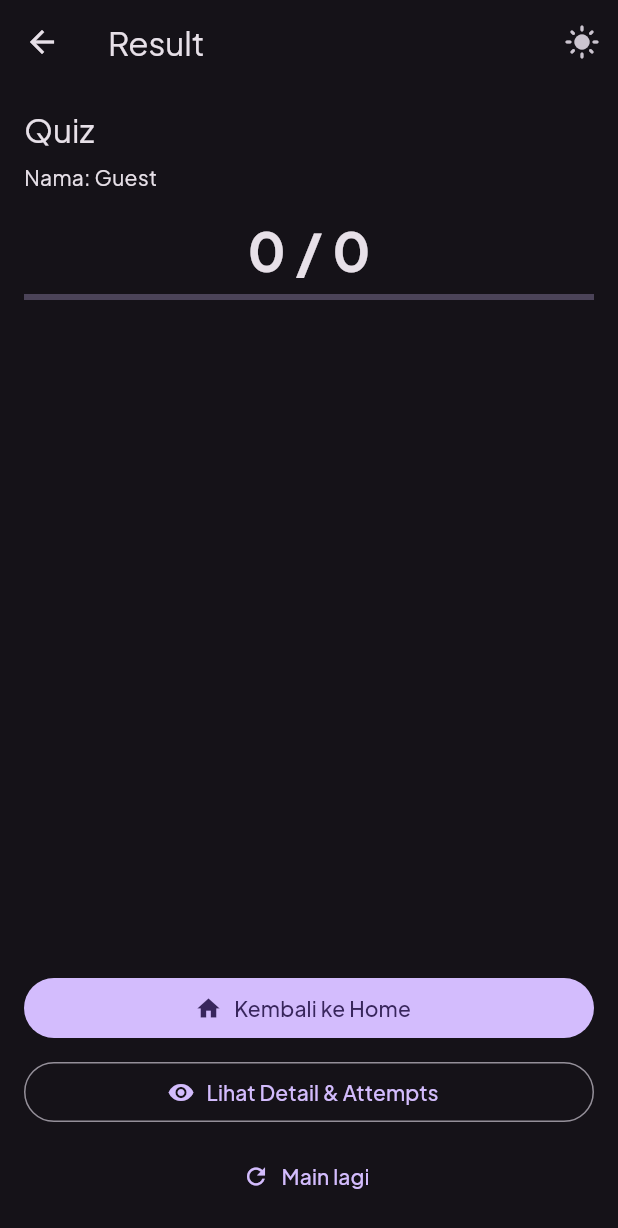
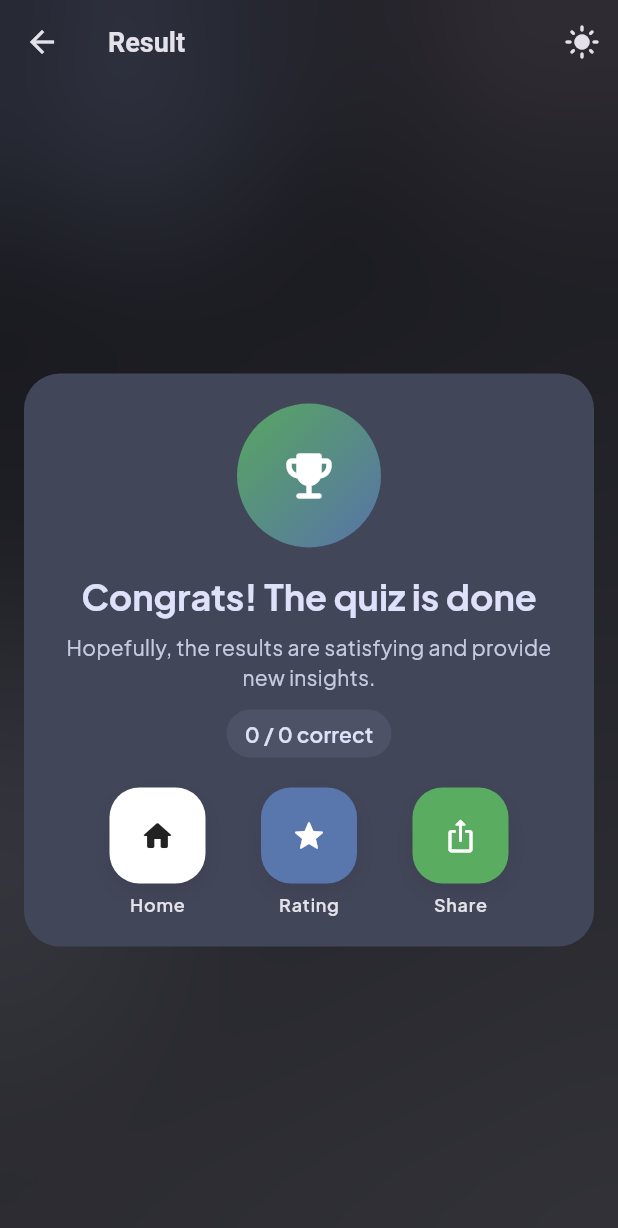
Before and after one commit to moozunch/quizme, a Flutter app: the QuizResultScreen screen opened directly with empty values, after a tap on the "dark mode" icon, on a phone screen of 412 x 824 dp. Shown: the top 1228 px of the screen. Run offline on Flutter 3.47's test engine with Material 3 defaults, Android fonts, the phone set to English and light mode, and no system bars; our stand-ins replace go_router, shared_preferences; accounts and stored records are empty.

Commit message:
Refactors UI scaffolding and improves dialog handling
Unifies screen layout by introducing a reusable scaffold widget,
streamlines dialog and clipboard logic into shared utilities, and
adds result screen routing for better user experience.
Removes redundant code and simplifies prompt flows for clarity.

```diff
--- a/lib/main.dart
+++ b/lib/main.dart
@@ -10,6 +10,7 @@
 import 'screens/quiz_play.dart';
 import 'screens/quiz_created.dart';
 import 'screens/quiz_result.dart';
+import 'styles/theme.dart';
 
 void main() async {
   WidgetsFlutterBinding.ensureInitialized();
@@ -21,6 +22,7 @@
 class MyApp extends StatelessWidget {
   final AppState appState;
   MyApp({super.key, AppState? appState}) : appState = appState ?? AppState();
+
 
   @override
   Widget build(BuildContext context) {
@@ -42,6 +44,7 @@
           final id = state.pathParameters['id']!;
           return QuizCreatedScreen(quizId: id);
         }),
+
         GoRoute(path: '/quiz/:id/result', builder: (context, state) {
           final id = state.pathParameters['id']!;
           final extras = state.extra as Map<String, dynamic>?;
@@ -58,19 +61,10 @@
       child: Consumer<AppState>(
         builder: (context, state, _) {
           return MaterialApp.router(
+            debugShowCheckedModeBanner: false,
             title: 'QuizMe',
-            theme: ThemeData(
-              brightness: Brightness.light,
-              colorScheme: ColorScheme.fromSeed(seedColor: Colors.deepPurple),
-              useMaterial3: true,
-              fontFamily: 'PlusJakartaSans',
-            ),
-            darkTheme: ThemeData(
-              brightness: Brightness.dark,
-              colorScheme: ColorScheme.fromSeed(seedColor: Colors.deepPurple, brightness: Brightness.dark),
-              useMaterial3: true,
-              fontFamily: 'PlusJakartaSans',
-            ),
+            theme: buildLightTheme(),
+            darkTheme: buildDarkTheme(),
             themeMode: state.themeMode,
             routerConfig: router,
           );
--- a/lib/screens/quiz_result.dart
+++ b/lib/screens/quiz_result.dart
@@ -4,6 +4,8 @@ import 'package:provider/provider.dart';
 
 import '../provider/app_state.dart';
 import '../widgets/app_scaffold.dart';
+import '../widgets/result_celebration.dart';
+import '../widgets/dialogs.dart';
 
 class QuizResultScreen extends StatelessWidget {
   final String quizId;
@@ -28,41 +30,17 @@ class QuizResultScreen extends StatelessWidget {
       child: AppScaffold(
         titleText: 'Result',
         padding: const EdgeInsets.all(16),
-        body: Column(
-            crossAxisAlignment: CrossAxisAlignment.stretch,
-            children: [
-              Text(quiz?.title ?? 'Quiz', style: Theme.of(context).textTheme.titleLarge),
-              const SizedBox(height: 8),
-              Text('Nama: $name'),
-              const SizedBox(height: 16),
-              Center(
-                child: Column(
-                  children: [
-                    Text('$score / $total', style: Theme.of(context).textTheme.displaySmall?.copyWith(fontWeight: FontWeight.bold)),
-                    const SizedBox(height: 8),
-                    LinearProgressIndicator(value: total == 0 ? 0 : score / total),
-                  ],
-                ),
-              ),
-              const Spacer(),
-              FilledButton.icon(
-                onPressed: () => context.go('/'),
-                icon: const Icon(Icons.home),
-                label: const Text('Kembali ke Home'),
-              ),
-              const SizedBox(height: 8),
-              OutlinedButton.icon(
-                onPressed: () => context.push('/quiz/$quizId'),
-                icon: const Icon(Icons.visibility),
-                label: const Text('Lihat Detail & Attempts'),
-              ),
-              const SizedBox(height: 8),
-              TextButton.icon(
-                onPressed: () => context.push('/quiz/$quizId/play', extra: name),
-                icon: const Icon(Icons.refresh),
-                label: const Text('Main lagi'),
-              ),
-            ],
+        body: ResultCelebration(
+          title: 'Congrats! The quiz is done',
+          caption: "Hopefully, the results are satisfying and provide new insights.",
+          score: score,
+          total: total,
+          onHome: () => context.go('/'),
+          onDetail: () => context.push('/quiz/$quizId'),
+          onShare: () async {
+            final text = '${quiz?.title ?? 'Quiz'}\n$name: $score/$total';
+            await copyToClipboard(context, text, snack: 'Result copied');
+          },
         ),
       ),
     );
--- /dev/null
+++ b/lib/styles/theme.dart
@@ -0,0 +1,114 @@
+import 'package:flutter/material.dart';
+
+import 'tokens.dart';
+
+ThemeData buildLightTheme() {
+  final scheme = ColorScheme.fromSeed(seedColor: const Color.fromARGB(100, 30, 61, 161));
+  return _baseTheme(scheme, Brightness.light);
+}
+
+ThemeData buildDarkTheme() {
+  final scheme = ColorScheme.fromSeed(seedColor: const Color.fromARGB(99, 40, 75, 190), brightness: Brightness.dark);
+  return _baseTheme(scheme, Brightness.dark);
+}
+
+ThemeData _baseTheme(ColorScheme scheme, Brightness brightness) {
+  final isDark = brightness == Brightness.dark;
+  return ThemeData(
+    brightness: brightness,
+    colorScheme: scheme,
+    // useMaterial3: true,
+    fontFamily: 'PlusJakartaSans',
+
+    // AppBar (base defaults; AppScaffold can override to make it seamless)
+    appBarTheme: AppBarTheme(
+      backgroundColor: scheme.surface,
+      surfaceTintColor: scheme.surfaceTint,
+      elevation: 0,
+      scrolledUnderElevation: 0,
+      centerTitle: false,
+      titleTextStyle: TextStyle(
+        fontWeight: FontWeight.w600,
+        fontSize: 18,
+        color: scheme.onSurface,
+      ),
+      iconTheme: IconThemeData(color: scheme.onSurface),
+    ),
+
+    // Cards
+    cardTheme: CardTheme(
+      elevation: 0,
+      margin: const EdgeInsets.all(AppSpacing.xs),
+      shape: RoundedRectangleBorder(borderRadius: AppRadius.card),
+      clipBehavior: Clip.antiAlias,
+      surfaceTintColor: scheme.surfaceTint,
+    ),
+
+    // ListTile
+    listTileTheme: ListTileThemeData(
+      contentPadding: const EdgeInsets.symmetric(horizontal: AppSpacing.sm, vertical: AppSpacing.xs),
+      titleTextStyle: TextStyle(fontSize: 16, color: scheme.onSurface, fontWeight: FontWeight.w600),
+      subtitleTextStyle: TextStyle(fontSize: 14, color: scheme.onSurfaceVariant),
+    ),
+
+    inputDecorationTheme: InputDecorationTheme(
+      border: OutlineInputBorder(borderRadius: AppRadius.card),
+      isDense: true,
+      contentPadding: const EdgeInsets.symmetric(horizontal: AppSpacing.sm, vertical: AppSpacing.xs + 2),
+    ),
+
+    // Buttons
+    elevatedButtonTheme: ElevatedButtonThemeData(
+      style: ElevatedButton.styleFrom(
+        backgroundColor: scheme.primary,
+        foregroundColor: scheme.onPrimary,
+        shape: const StadiumBorder(), // pill shape
+        elevation: 2,
+        shadowColor: Colors.black.withValues(alpha: 0.15),
+        padding: const EdgeInsets.symmetric(horizontal: AppSpacing.xl, vertical: AppSpacing.sm),
+        minimumSize: const Size(88, 44),
+        textStyle: const TextStyle(fontWeight: FontWeight.w700),
+      ),
+    ),
+    filledButtonTheme: FilledButtonThemeData(
+      style: FilledButton.styleFrom(
+        shape: RoundedRectangleBorder(borderRadius: AppRadius.button),
+        padding: const EdgeInsets.symmetric(horizontal: AppSpacing.md, vertical: AppSpacing.xs + 2),
+      ),
+    ),
+    outlinedButtonTheme: OutlinedButtonThemeData(
+      style: OutlinedButton.styleFrom(
+        shape: RoundedRectangleBorder(borderRadius: AppRadius.button),
+        padding: const EdgeInsets.symmetric(horizontal: AppSpacing.md, vertical: AppSpacing.xs + 2),
+      ),
+    ),
+
+
+
+    // Chips (for meta/status)
+    chipTheme: ChipThemeData(
+      backgroundColor: scheme.surfaceContainerHighest,
+      labelStyle: TextStyle(color: scheme.onSurface, fontWeight: FontWeight.w600),
+      padding: const EdgeInsets.symmetric(horizontal: 10, vertical: 6),
+      shape: const StadiumBorder(),
+      side: BorderSide(color: scheme.outlineVariant, width: 1),
+      iconTheme: IconThemeData(color: scheme.onSurfaceVariant),
+    ),
+
+    dividerTheme: DividerThemeData(
+      color: scheme.outlineVariant,
+      thickness: 1,
+      space: AppSpacing.md,
+    ),
+
+    // SnackBar
+    snackBarTheme: SnackBarThemeData(
+      behavior: SnackBarBehavior.floating,
+      backgroundColor: isDark ? scheme.inverseSurface : scheme.surface,
+      contentTextStyle: TextStyle(color: isDark ? scheme.onInverseSurface : scheme.onSurface),
+      actionTextColor: scheme.primary,
+      elevation: 6,
+      shape: RoundedRectangleBorder(borderRadius: AppRadius.card),
+    ),
+  );
+}
--- /dev/null
+++ b/lib/styles/tokens.dart
@@ -0,0 +1,57 @@
+import 'package:flutter/material.dart';
+
+/// Design tokens for spacing, radius, durations, and color seeds.
+class AppSpacing {
+  static const double xxs = 4;
+  static const double xs = 8;
+  static const double sm = 12;
+  static const double md = 16;
+  static const double lg = 20;
+  static const double xl = 24;
+  static const double xxl = 32;
+}
+
+class AppRadius {
+  static const Radius rSm = Radius.circular(8);
+  static const Radius rMd = Radius.circular(12);
+  static const Radius rLg = Radius.circular(16);
+  static const BorderRadius card = BorderRadius.all(rMd);
+  static const BorderRadius button = BorderRadius.all(rLg);
+}
+
+class AppDurations {
+  static const fast = Duration(milliseconds: 120);
+  static const normal = Duration(milliseconds: 200);
+  static const slow = Duration(milliseconds: 300);
+}
+
+class AppSeeds {
+  static const Color seed = Color.fromARGB(100, 30, 61, 161); // default fallback
+}
+
+/// Centralized color palette in HEX for easy tweak.
+class AppPalette {
+  // Brand seeds
+  static const Color lightSeed = Color.fromARGB(100, 30, 61, 161); // #252E53
+  static const Color darkSeed = Color.fromARGB(100, 30, 61, 161); // #111955
+
+  // Optional accents used by custom widgets (e.g., decorative blobs)
+  static const Color accentPrimary = Color.fromARGB(244, 90, 120, 177);
+  static const Color accentSecondary = Color.fromARGB(244, 90, 177, 97); // #4D77FF
+  static const Color accentTertiary = Color.fromARGB(244, 177, 90, 134); // #FF6EC7
+
+  // Neutral surfaces (if needed outside ColorScheme)
+  static const Color surfaceLight = Color(0xFFF7F7FA); // #F7F7FA
+  static const Color surfaceLightAlt = Color(0xFFEFEFF6); // #EFEFF6
+  static const Color surfaceDark = Color(0xFF0E0F15); // #0E0F15
+  static const Color surfaceDarkAlt = Color(0xFF171A2A); // #171A2A
+}
+
+/// Palette for card backgrounds (pastel / muted tones). Edit HEX values to change look.
+class CardPalette {
+  static const List<Color> colors = [
+    AppPalette.accentPrimary,
+    AppPalette.accentSecondary,
+    AppPalette.accentTertiary,
+  ];
+}
--- a/lib/widgets/app_scaffold.dart
+++ b/lib/widgets/app_scaffold.dart
@@ -1,6 +1,8 @@
 import 'package:flutter/material.dart';
 
 import 'theme_toggle_action.dart';
+import 'background.dart';
+import 'package:flutter/services.dart';
 
 class AppScaffold extends StatelessWidget {
   final Widget? title;
@@ -9,6 +11,8 @@ class AppScaffold extends StatelessWidget {
   final Widget body;
   final EdgeInsetsGeometry padding;
   final bool includeThemeToggle;
+  final bool withBackground;
+  final bool seamlessAppBar;
 
   const AppScaffold({
     super.key,
@@ -18,6 +22,8 @@ class AppScaffold extends StatelessWidget {
     required this.body,
     this.padding = const EdgeInsets.all(12.0),
     this.includeThemeToggle = true,
+    this.withBackground = true,
+    this.seamlessAppBar = true,
   });
 
   @override
@@ -25,14 +31,32 @@ class AppScaffold extends StatelessWidget {
   final actionsList = <Widget>[...(actions ?? const [])];
     if (includeThemeToggle) actionsList.add(const ThemeToggleAction());
 
+    final dir = Directionality.of(context);
+    final basePad = padding.resolve(dir);
+    final media = MediaQuery.of(context);
+    final topInset = media.padding.top + kToolbarHeight;
+    final resolvedPad = seamlessAppBar
+        ? EdgeInsets.fromLTRB(basePad.left, basePad.top + topInset, basePad.right, basePad.bottom)
+        : basePad;
+
     return Scaffold(
+      extendBodyBehindAppBar: seamlessAppBar,
       appBar: AppBar(
+        backgroundColor: seamlessAppBar ? Colors.transparent : null,
+        surfaceTintColor: seamlessAppBar ? Colors.transparent : null,
+        elevation: 0,
+        scrolledUnderElevation: 0,
+        systemOverlayStyle: Theme.of(context).brightness == Brightness.dark
+            ? SystemUiOverlayStyle.light
+            : SystemUiOverlayStyle.dark,
         title: title ?? (titleText != null ? Text(titleText!) : null),
         actions: actionsList,
       ),
-      body: Padding(
-        padding: padding,
-        child: body,
+      body: Stack(
+        children: [
+          if (withBackground) const Background(),
+          Padding(padding: resolvedPad, child: body),
+        ],
       ),
     );
   }
--- /dev/null
+++ b/lib/widgets/background.dart
@@ -0,0 +1,106 @@
+import 'dart:ui';
+
+import 'package:flutter/material.dart';
+
+///soft gradient background
+class Background extends StatelessWidget {
+  final Alignment begin;
+  final Alignment end;
+  final bool enableBlur;
+
+  const Background({
+    super.key,
+    this.begin = Alignment.topLeft,
+    this.end = Alignment.bottomRight,
+    this.enableBlur = true,
+  });
+
+  @override
+  Widget build(BuildContext context) {
+    final scheme = Theme.of(context).colorScheme;
+    final isDark = Theme.of(context).brightness == Brightness.dark;
+
+    // Base gradient
+    final base = Container(
+      decoration: BoxDecoration(
+        gradient: LinearGradient(
+          begin: begin,
+          end: end,
+          colors: isDark
+              ? [
+                  scheme.surface.withValues(alpha: 0.98),
+                  scheme.surfaceContainerHighest.withValues(alpha: 0.94),
+                ]
+              : [
+                  // very light with subtle tint
+                  scheme.surface.withValues(alpha: 0.98),
+                  scheme.primaryContainer.withValues(alpha: 0.12),
+                ],
+        ),
+      ),
+    );
+
+    // Decorative blobs using radial gradients
+    Widget blob({required Offset center, required List<Color> colors, double radius = 220}) {
+      return Positioned(
+        left: center.dx - radius,
+        top: center.dy - radius,
+        child: IgnorePointer(
+          child: Container(
+            width: radius * 2,
+            height: radius * 2,
+            decoration: BoxDecoration(
+              shape: BoxShape.circle,
+              gradient: RadialGradient(
+                colors: colors,
+              ),
+            ),
+          ),
+        ),
+      );
+    }
+
+    final blobs = Stack(children: [
+      // Top-left soft purple
+      blob(
+        center: const Offset(80, 40),
+        colors: [
+          scheme.primary.withValues(alpha: isDark ? 0.18 : 0.22),
+          scheme.primary.withValues(alpha: 0.0),
+        ],
+        radius: 180,
+      ),
+      // Top-right pink
+      blob(
+        center: const Offset(360, -10),
+        colors: [
+          scheme.tertiary.withValues(alpha: isDark ? 0.14 : 0.18),
+          scheme.tertiary.withValues(alpha: 0.0),
+        ],
+        radius: 200,
+      ),
+      // Bottom-left blue
+      blob(
+        center: const Offset(-40, 560),
+        colors: [
+          scheme.secondary.withValues(alpha: isDark ? 0.14 : 0.16),
+          scheme.secondary.withValues(alpha: 0.0),
+        ],
+        radius: 220,
+      ),
+    ]);
+
+    final blurLayer = enableBlur
+        ? BackdropFilter(
+            filter: ImageFilter.blur(sigmaX: 30, sigmaY: 30),
+            child: Container(color: Colors.transparent),
+          )
+        : const SizedBox.shrink();
+
+    return Positioned.fill(
+      child: Stack(
+        children: [base, blobs, blurLayer],
+      ),
+    );
+  }
+}
--- a/lib/widgets/quiz_card.dart
+++ b/lib/widgets/quiz_card.dart
@@ -4,6 +4,7 @@ import 'package:provider/provider.dart';
 
 import '../models/quiz.dart';
 import '../provider/app_state.dart';
+import '../styles/tokens.dart';
 import 'dialogs.dart';
 
 class QuizCard extends StatelessWidget {
@@ -12,22 +13,45 @@ class QuizCard extends StatelessWidget {
 
   @override
   Widget build(BuildContext context) {
+    Color pickCardColorLocal(String key) {
+      final list = CardPalette.colors;
+      if (key.isEmpty) return list.first;
+      var hash = 0;
+      for (final c in key.codeUnits) {
+        hash = ((hash << 5) - hash) + c;
+        hash &= 0x7fffffff;
+      }
+      return list[hash % list.length];
+    }
+
+    Color readableOnLocal(Color bg) {
+      final l = bg.computeLuminance();
+      return l > 0.6 ? Colors.black87 : Colors.white;
+    }
     Future<void> askNameAndStart() async {
       final name = await showNamePrompt(context);
       if (name != null && context.mounted) {
         context.push('/quiz/${quiz.id}/play', extra: name);
       }
     }
+  final bg = pickCardColorLocal(quiz.id);
+  final fg = readableOnLocal(bg);
+
     return Card(
+      color: bg,
       child: ListTile(
-        title: Text(quiz.title),
-        subtitle: Text('${quiz.questions.length} questions\nID: ${quiz.id}', maxLines: 2),
+        title: Text(quiz.title, style: TextStyle(color: fg)),
+        subtitle: Text('${quiz.questions.length} questions\nID: ${quiz.id}', maxLines: 2, style: TextStyle(color: fg.withValues(alpha: 0.9), fontSize: 14)),
         isThreeLine: true,
         trailing: Row(
           mainAxisSize: MainAxisSize.min,
           children: [
             IconButton(
               tooltip: 'Play',
+              style: IconButton.styleFrom(
+                foregroundColor: fg,
+              ),
+              iconSize: 24,
               icon: const Icon(Icons.play_arrow),
               onPressed: askNameAndStart,
             ),
--- /dev/null
+++ b/lib/widgets/result_celebration.dart
@@ -0,0 +1,173 @@
+import 'package:flutter/material.dart';
+import '../styles/tokens.dart';
+
+class ResultCelebration extends StatelessWidget {
+  final String title;
+  final String caption;
+  final VoidCallback onHome;
+  final VoidCallback onDetail;
+  final VoidCallback onShare;
+  final int score;
+  final int total;
+
+  const ResultCelebration({
+    super.key,
+    required this.title,
+    required this.caption,
+    required this.onHome,
+    required this.onDetail,
+    required this.onShare,
+    required this.score,
+    required this.total,
+  });
+
+  @override
+  Widget build(BuildContext context) {
+    final scheme = Theme.of(context).colorScheme;
+    final bg = scheme.secondaryContainer; // soft, friendly
+
+    return Center(
+      child: ConstrainedBox(
+        constraints: const BoxConstraints(maxWidth: 420),
+        child: Container(
+          padding: const EdgeInsets.all(20),
+          decoration: BoxDecoration(
+            color: bg,
+            borderRadius: const BorderRadius.all(Radius.circular(24)),
+          ),
+          child: Column(
+            mainAxisSize: MainAxisSize.min,
+            crossAxisAlignment: CrossAxisAlignment.center,
+            children: [
+              // Decorative header (simple placeholder icon + score)
+              Container(
+                width: 96,
+                height: 96,
+                decoration: BoxDecoration(
+                  shape: BoxShape.circle,
+                  gradient: LinearGradient(
+                    begin: Alignment.topLeft,
+                    end: Alignment.bottomRight,
+                    colors: [
+                      AppPalette.accentSecondary.withValues(alpha: 0.9),
+                      AppPalette.accentPrimary.withValues(alpha: 0.9),
+                    ],
+                  ),
+                ),
+                child: const Icon(Icons.emoji_events_rounded, color: Colors.white, size: 40),
+              ),
+              const SizedBox(height: 16),
+              Text(
+                title,
+                textAlign: TextAlign.center,
+                style: Theme.of(context).textTheme.headlineSmall?.copyWith(
+                      fontWeight: FontWeight.w700,
+                      color: scheme.onSecondaryContainer,
+                    ),
+              ),
+              const SizedBox(height: 8),
+              Text(
+                caption,
+                textAlign: TextAlign.center,
+                style: Theme.of(context).textTheme.bodyMedium?.copyWith(
+                      color: scheme.onSecondaryContainer.withValues(alpha: 0.85),
+                    ),
+              ),
+              const SizedBox(height: 12),
+              // Small score badge
+              Container(
+                padding: const EdgeInsets.symmetric(horizontal: 12, vertical: 6),
+                decoration: BoxDecoration(
+                  color: scheme.onSecondaryContainer.withValues(alpha: 0.08),
+                  borderRadius: const BorderRadius.all(Radius.circular(999)),
+                ),
+                child: Text(
+                  '$score / $total correct',
+                  style: Theme.of(context).textTheme.labelLarge?.copyWith(
+                        color: scheme.onSecondaryContainer,
+                        fontWeight: FontWeight.w600,
+                      ),
+                ),
+              ),
+              const SizedBox(height: 20),
+              Row(
+                mainAxisAlignment: MainAxisAlignment.spaceEvenly,
+                children: [
+                  _ActionPill(
+                    icon: Icons.home_rounded,
+                    label: 'Home',
+                    bg: Colors.white,
+                    fg: Colors.black87,
+                    onTap: onHome,
+                  ),
+                  _ActionPill(
+                    icon: Icons.grade_rounded,
+                    label: 'Rating',
+                    bg: AppPalette.accentPrimary,
+                    fg: Colors.white,
+                    onTap: onDetail,
+                  ),
+                  _ActionPill(
+                    icon: Icons.ios_share_rounded,
+                    label: 'Share',
+                    bg: AppPalette.accentSecondary,
+                    fg: Colors.white,
+                    onTap: onShare,
+                  ),
+                ],
+              )
+            ],
+          ),
+        ),
+      ),
+    );
+  }
+}
+
+class _ActionPill extends StatelessWidget {
+  final IconData icon;
+  final String label;
+  final Color bg;
+  final Color fg;
+  final VoidCallback onTap;
+
+  const _ActionPill({
+    required this.icon,
+    required this.label,
+    required this.bg,
+    required this.fg,
+    required this.onTap,
+  });
+
+  @override
+  Widget build(BuildContext context) {
+    return GestureDetector(
+      onTap: onTap,
+      child: Column(
+        children: [
+          Container(
+            width: 64,
+            height: 64,
+            decoration: BoxDecoration(
+              color: bg,
+              borderRadius: const BorderRadius.all(Radius.circular(20)),
+              boxShadow: [
+                BoxShadow(
+                  color: Colors.black.withValues(alpha: 0.08),
+                  blurRadius: 12,
+                  offset: const Offset(0, 6),
+                ),
+              ],
+            ),
+            child: Icon(icon, color: fg),
+          ),
+          const SizedBox(height: 6),
+          Text(
+            label,
+            style: Theme.of(context).textTheme.labelMedium?.copyWith(fontWeight: FontWeight.w600),
+          ),
+        ],
+      ),
+    );
+  }
+}
```
Also changed, not shown: lib/screens/quiz_detail.dart (+48 -20 lines), lib/screens/quiz_play.dart (+38 -13 lines), lib/widgets/section_card.dart (added, +53 -0 lines), 1 other file.
